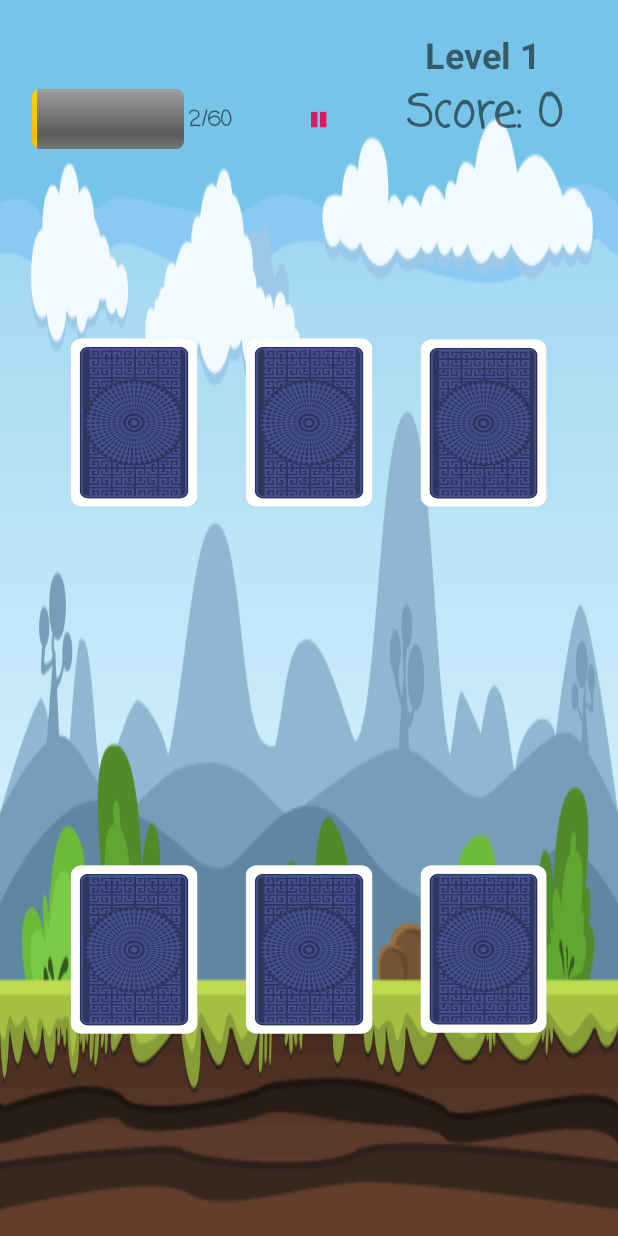
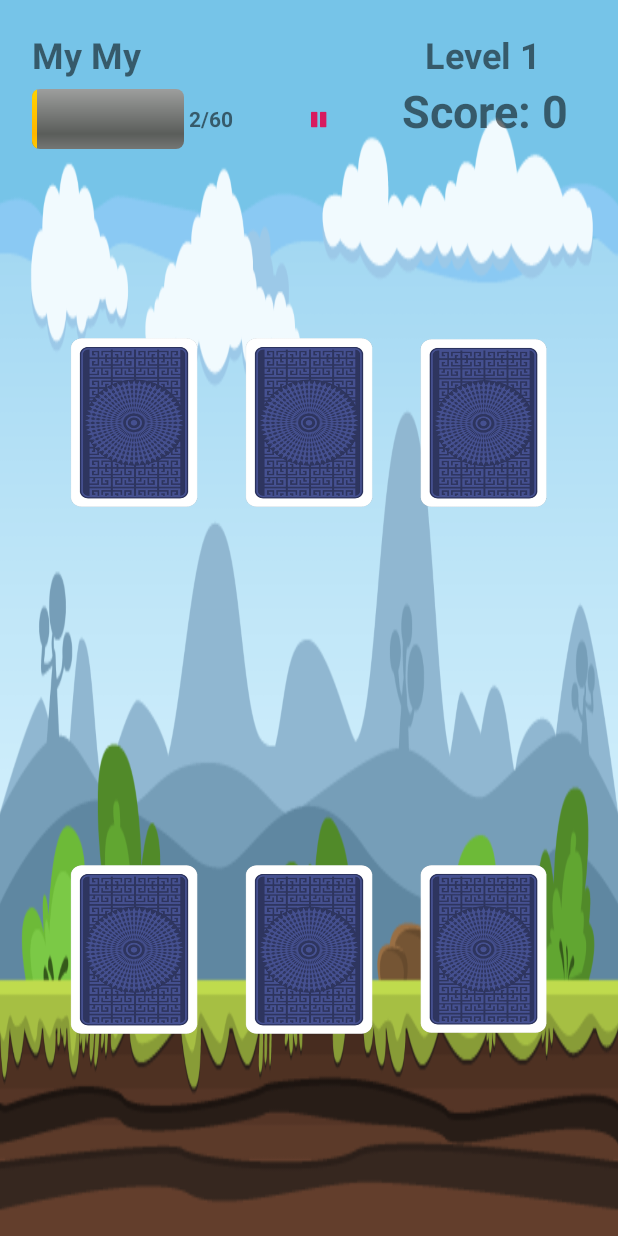
Before and after one commit to Myphan29/ChildrenEnglishGame, an Android app: the MainActivity screen opened directly, with no data from a screen before it, on a phone screen of 412 x 824 dp. Run offline under Robolectric (Android 15) with nearby library versions, the phone set to English and light mode, and no system bars; our stand-ins replace Firebase (no records; nobody signed in at launch, a user with empty details on screens opened directly); 1 statement that could not run was skipped.

Commit message:
update all

```diff
--- a/app/src/main/AndroidManifest.xml
+++ b/app/src/main/AndroidManifest.xml
@@ -17,7 +17,7 @@
                 <category android:name="android.intent.category.LAUNCHER" />
             </intent-filter>
         </activity>
-        <activity android:name=".HightScoreActivity" />
+        <activity android:name=".HighScoreActivity" />
         <activity android:name=".TutActivity"></activity>
     </application>
 
--- a/app/src/main/java/com/example/us/childrenenglishgame/FirstMainActivity.java
+++ b/app/src/main/java/com/example/us/childrenenglishgame/FirstMainActivity.java
@@ -1,6 +1,5 @@
 package com.example.us.childrenenglishgame;
 
-import android.content.Context;
 import android.content.Intent;
 import android.support.annotation.NonNull;
 import android.support.v7.app.AlertDialog;
@@ -15,7 +14,6 @@ import android.widget.Toast;
 import com.google.android.gms.auth.api.Auth;
 import com.google.android.gms.auth.api.signin.GoogleSignIn;
 import com.google.android.gms.auth.api.signin.GoogleSignInAccount;
-import com.google.android.gms.auth.api.signin.GoogleSignInApi;
 import com.google.android.gms.auth.api.signin.GoogleSignInOptions;
 import com.google.android.gms.common.ConnectionResult;
 import com.google.android.gms.common.SignInButton;
@@ -107,7 +105,7 @@ public class FirstMainActivity extends AppCompatActivity implements GoogleApiCli
             }
         });
 
-        final Intent hightScore = new Intent(this, HightScoreActivity.class);
+        final Intent hightScore = new Intent(this, HighScoreActivity.class);
         btn_Score.setOnClickListener(new View.OnClickListener() {
             @Override
             public void onClick(View v) {
--- a/app/src/main/res/layout/activity_main.xml
+++ b/app/src/main/res/layout/activity_main.xml
@@ -61,7 +61,7 @@
         android:layout_alignParentEnd="true"
         android:layout_marginTop="-6dp"
         android:layout_marginEnd="5dp"
-        android:fontFamily="casual"
+        android:fontFamily="sans-serif"
         android:text="Score: 0"
         android:textAlignment="center"
         android:textSize="30sp"
@@ -77,7 +77,7 @@
         android:layout_marginStart="110dp"
         android:layout_marginTop="10dp"
         android:layout_marginEnd="196dp"
-        android:fontFamily="casual"
+        android:fontFamily="sans-serif"
         android:text="0/60"
         android:textAlignment="viewStart"
         android:textSize="14sp"
@@ -100,14 +100,17 @@
 
     <TextView
         android:id="@+id/txt_user"
-        android:layout_width="324dp"
-        android:layout_height="61dp"
-        android:layout_alignStart="@+id/pbTimer"
+        android:layout_width="180dp"
+        android:layout_height="32dp"
+        android:layout_alignParentStart="true"
         android:layout_alignParentTop="true"
-        android:layout_marginStart="2dp"
-        android:layout_marginTop="70dp"
-        android:fontFamily="cursive"
-        android:textSize="30sp"
-        android:textStyle="bold|italic" />
+        android:layout_marginStart="5dp"
+        android:layout_marginTop="4dp"
+        android:layout_marginEnd="33dp"
+        android:layout_toStartOf="@+id/txtLevel"
+        android:fontFamily="sans-serif"
+        android:text="My My"
+        android:textSize="24sp"
+        android:textStyle="bold" />
 
 </RelativeLayout>
--- a/app/src/main/res/values/strings.xml
+++ b/app/src/main/res/values/strings.xml
@@ -2,6 +2,6 @@
     <string name="app_name">Children English Game</string>
     <string name="ic_pause">&#xf04c;</string>
     <string name="ic_play">&#xf04b;</string>
-    <string name="hight_score">Hight Score</string>
-    <string name="bakc"><![CDATA[<--]]></string>
+    <string name="high_score">High Score</string>
+    <string name="back">&#xf048;</string>
 </resources>
```
Also changed, not shown: app/src/main/java/com/example/us/childrenenglishgame/HighScoreActivity.java (renamed from app/src/main/java/com/example/us/childrenenglishgame/HightScoreActivity.java, +6 -8 lines), app/src/main/java/com/example/us/childrenenglishgame/MainActivity.java (+47 -16 lines), app/src/main/java/com/example/us/childrenenglishgame/TutActivity.java (+11 -2 lines), app/src/main/res/layout/activity_first_main.xml (+5 -6 lines), app/src/main/res/layout/activity_hight_score.xml (+15 -11 lines), app/src/main/res/layout/activity_tut.xml (+14 -0 lines).
